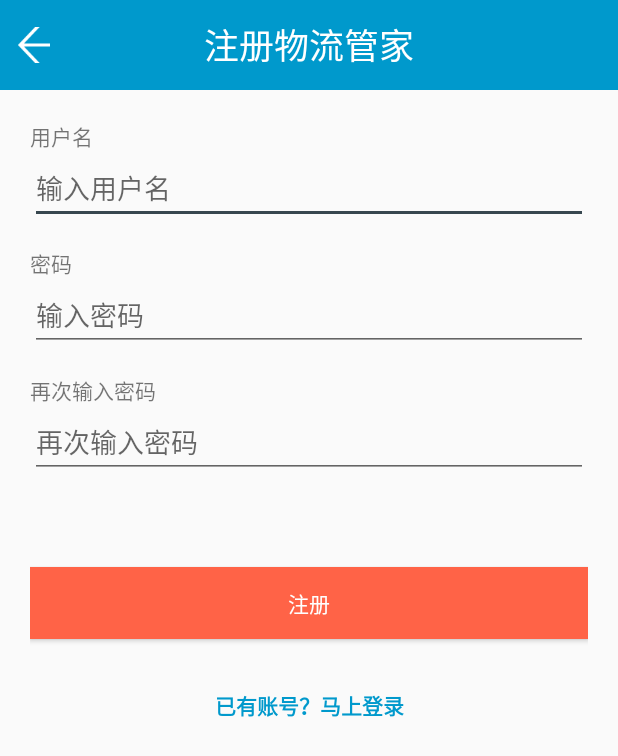
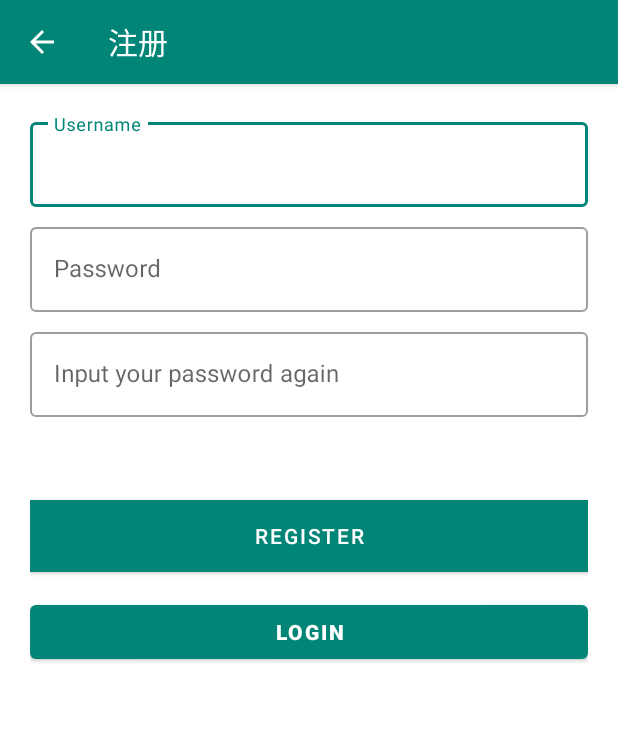
Before and after one commit to sakarie9/ExtraceIm11_Alt, an Android app: the RegisterActivity screen opened directly, with no data from a screen before it, on a phone screen of 412 x 824 dp. Shown: the top 756 px of the screen. Run offline under Robolectric (Android 15) with nearby library versions, the phone set to English and light mode, and no system bars.

Commit message:
添加必要依赖 界面调整

```diff
--- a/extrace_UserApp/build.gradle
+++ b/extrace_UserApp/build.gradle
@@ -30,6 +30,7 @@ dependencies {
     implementation 'com.android.support:appcompat-v7:28.0.0'
     implementation 'com.android.support:support-v4:28.0.0'
     implementation 'com.google.code.gson:gson:2.8.6'
+    implementation 'com.android.support:design:28.0.0'
     implementation files('libs/AMap_3DMap_V2.4.0.jar')
     implementation files('libs/AMap_Services_V2.4.0.jar')
     implementation files('libs/android-async-http-1.4.6.jar')
--- a/extrace_UserApp/src/main/AndroidManifest.xml
+++ b/extrace_UserApp/src/main/AndroidManifest.xml
@@ -1,8 +1,10 @@
 <?xml version="1.0" encoding="utf-8"?>
 <manifest xmlns:android="http://schemas.android.com/apk/res/android"
+    xmlns:tools="http://schemas.android.com/tools"
     package="com.track.app.user"
     android:versionCode="1"
-    android:versionName="1.0" >
+    android:versionName="1.0"
+    tools:ignore="GoogleAppIndexingWarning">
 
     <uses-permission android:name="android.permission.INTERNET" />
     <uses-permission android:name="android.permission.CAMERA" />
@@ -25,7 +27,7 @@
         android:allowBackup="true"
         android:icon="@drawable/ic_launcher"
         android:label="@string/app_name"
-        android:theme="@style/AppBaseTheme"
+        android:theme="@style/AppTheme"
         android:networkSecurityConfig="@xml/network_security_config">
         <uses-library android:name="org.apache.http.legacy" android:required="false" />
         <meta-data
--- a/extrace_UserApp/src/main/java/com/track/ui/main/RegisterActivity.java
+++ b/extrace_UserApp/src/main/java/com/track/ui/main/RegisterActivity.java
@@ -8,6 +8,8 @@ import android.app.Activity;
 import android.app.ProgressDialog;
 import android.content.Intent;
 import android.os.Bundle;
+import android.support.v7.app.AppCompatActivity;
+import android.view.MenuItem;
 import android.view.View;
 import android.view.View.OnClickListener;
 import android.widget.EditText;
@@ -25,7 +27,7 @@ import com.track.util.Utility;
  *
  * 注册活动
  */
-public class RegisterActivity extends Activity {
+public class RegisterActivity extends AppCompatActivity {
 	private ProgressDialog prgDialog;
 	private TextView errorMsg;
 	private EditText nameET;
@@ -37,6 +39,8 @@ public class RegisterActivity extends Activity {
 	protected void onCreate(Bundle savedInstanceState) {
 		super.onCreate(savedInstanceState);
 		setContentView(R.layout.register);
+		getSupportActionBar().setDisplayHomeAsUpEnabled(true);
+		/*
 		mImageViewBack = (ImageView) findViewById(R.id.id_iv_back);
 		mImageViewBack.setOnClickListener(new OnClickListener() {
 
@@ -49,6 +53,8 @@ public class RegisterActivity extends Activity {
 				startActivity(loginIntent);
 			}
 		});
+		*/
+
 		errorMsg = (TextView) findViewById(R.id.register_error);
 		nameET = (EditText) findViewById(R.id.registerName);
 		pwdET = (EditText) findViewById(R.id.registerPassword);
@@ -239,4 +245,14 @@ public class RegisterActivity extends Activity {
 		pwdET.setText("");
 	}
 
+	@Override
+	public boolean onOptionsItemSelected(MenuItem item) {
+		switch (item.getItemId()){
+			case android.R.id.home:
+				finish();
+				return true;
+				default: return super.onOptionsItemSelected(item);
+		}
+
+	}
 }
--- a/extrace_UserApp/src/main/res/layout/register.xml
+++ b/extrace_UserApp/src/main/res/layout/register.xml
@@ -8,56 +8,59 @@
         android:layout_height="wrap_content"
         android:orientation="vertical" >
 
-        <include layout="@layout/title_register" />
         <!-- View Title Label -->
 
         <LinearLayout
             android:layout_width="match_parent"
             android:layout_height="wrap_content"
             android:orientation="vertical"
-            android:padding="20dip" >
+            android:padding="20dp" >
 
-            <TextView
-                android:layout_width="fill_parent"
-                android:layout_height="wrap_content"
-                android:text="用户名" />
-            <!-- Name TextField -->
+            <android.support.design.widget.TextInputLayout
+                style="@style/Widget.MaterialComponents.TextInputLayout.OutlinedBox"
+                android:layout_width="match_parent"
+                android:layout_height="wrap_content">
 
-            <EditText
-                android:id="@+id/registerName"
-                android:layout_width="fill_parent"
-                android:layout_height="wrap_content"
-                android:hint="输入用户名" />
+                <android.support.design.widget.TextInputEditText
+                    android:id="@+id/registerName"
+                    android:layout_width="match_parent"
+                    android:layout_height="wrap_content"
+                    android:inputType="textEmailAddress"
+                    android:hint="@string/username" />
+
+            </android.support.design.widget.TextInputLayout>
 
             <!-- Password Label -->
 
-            <TextView
-                android:layout_width="fill_parent"
+            <android.support.design.widget.TextInputLayout
+                style="@style/Widget.MaterialComponents.TextInputLayout.OutlinedBox"
+                android:layout_width="match_parent"
                 android:layout_height="wrap_content"
-                android:layout_marginTop="15dip"
-                android:text="密码" />
-            <!-- Password TextField -->
+                android:layout_marginTop="8dp">
 
-            <EditText
-                android:id="@+id/registerPassword"
-                android:layout_width="fill_parent"
+                <android.support.design.widget.TextInputEditText
+                    android:id="@+id/registerPassword"
+                    android:layout_width="match_parent"
+                    android:layout_height="wrap_content"
+                    android:inputType="textPassword"
+                    android:hint="@string/password" />
+
+            </android.support.design.widget.TextInputLayout>
+
+            <android.support.design.widget.TextInputLayout
+                style="@style/Widget.MaterialComponents.TextInputLayout.OutlinedBox"
+                android:layout_width="match_parent"
                 android:layout_height="wrap_content"
-                android:hint="输入密码"
-                android:inputType="textPassword" />
+                android:layout_marginTop="8dp">
 
-            <TextView
-                android:layout_width="fill_parent"
-                android:layout_height="wrap_content"
-                android:layout_marginTop="15dip"
-                android:text="再次输入密码" />
-            <!-- Password TextField -->
+                <android.support.design.widget.TextInputEditText
+                    android:id="@+id/againregisterPassword"
+                    android:layout_width="match_parent"
+                    android:layout_height="wrap_content"
+                    android:inputType="textPassword"
+                    android:hint="@string/password_again" />
 
-            <EditText
-                android:id="@+id/againregisterPassword"
-                android:layout_width="fill_parent"
-                android:layout_height="wrap_content"
-                android:hint="再次输入密码"
-                android:inputType="textPassword" />
+            </android.support.design.widget.TextInputLayout>
 
             <!-- Error message -->
 
@@ -70,27 +73,27 @@
                 android:textColor="#e30000"
                 android:textStyle="bold" />
 
-            <Button
+            <android.support.design.button.MaterialButton
                 android:id="@+id/btnRegister"
                 android:layout_width="fill_parent"
                 android:layout_height="wrap_content"
-                android:layout_marginTop="20dip"
+                android:layout_marginTop="16dp"
                 android:background="#ff6347"
                 android:onClick="registerUser"
-                android:text="注册"
+                android:text="@string/register"
                 android:textColor="#fff" />
 
             <!-- Link to Login Screen -->
 
-            <Button
+            <android.support.design.button.MaterialButton
                 android:id="@+id/btnLinkToLoginScreen"
                 android:layout_width="fill_parent"
                 android:layout_height="wrap_content"
-                android:layout_marginTop="20dip"
+                android:layout_marginTop="16dp"
                 android:background="@null"
                 android:onClick="navigatetoLoginActivity"
-                android:text="已有账号？马上登录"
-                android:textColor="@color/toolbar"
+                android:text="@string/login"
+                android:textColor="#fff"
                 android:textStyle="bold" />
         </LinearLayout>
     </LinearLayout>
--- a/extrace_UserApp/src/main/res/layout/transhistory_list_item.xml
+++ b/extrace_UserApp/src/main/res/layout/transhistory_list_item.xml
@@ -11,14 +11,14 @@
         android:layout_gravity="center_vertical"
         android:background="@color/white"
         android:orientation="vertical"
-        android:paddingLeft="20dp" >
+        android:paddingLeft="16dp" >
 
         <TextView
             android:id="@+id/time_tv1"
             android:layout_width="fill_parent"
             android:layout_height="wrap_content"
             android:text="MM月dd日"
-            android:textSize="8sp" />
+            android:textSize="12sp" />
 
         <TextView
             android:id="@+id/time_tv2"
--- a/extrace_UserApp/src/main/res/values/colors.xml
+++ b/extrace_UserApp/src/main/res/values/colors.xml
@@ -34,6 +34,6 @@
 
 
 
-    <color name="myActionBarColor">#ff0099cc</color>
+    <color name="myActionBarColor">@color/material_deep_teal_500</color>
 
 </resources>
--- a/extrace_UserApp/src/main/res/values/strings.xml
+++ b/extrace_UserApp/src/main/res/values/strings.xml
@@ -202,4 +202,10 @@
      <string name="no">否</string>
      <string name="geofence_des">点击地图，以点击点为中心建立地理围栏，再次点击地图修改地理围栏位置</string>
 
+    <string name="username">Username</string>
+    <string name="password">Password</string>
+    <string name="login">Login</string>
+    <string name="password_again">Input your password again</string>
+    <string name="register">Register</string>
+
 </resources>
--- a/extrace_UserApp/src/main/res/values/styles.xml
+++ b/extrace_UserApp/src/main/res/values/styles.xml
@@ -1,17 +1,10 @@
 <resources>
 
-
-    <style name="AppBaseTheme" parent="Theme.AppCompat.Light.DarkActionBar">
+    <style name="AppTheme" parent="Theme.MaterialComponents.Light.DarkActionBar">
 	    <!-- 自定义actionBar颜色 -->
 	    <item name="colorPrimary">@color/myActionBarColor</item>
-
 	    <item name="colorPrimaryDark">@color/material_deep_teal_500</item>
 	    <item name="colorAccent">@color/material_blue_grey_800</item>
-
-    </style>
-
-    <style name="AppTheme" parent="AppBaseTheme">
-
     </style>
 
 </resources>
```
Also changed, not shown: extrace_UserApp/src/main/java/com/track/ui/main/LoginActivity.java (+23 -1 lines), extrace_UserApp/src/main/res/layout/fragment_express_send.xml (+25 -22 lines), extrace_UserApp/src/main/res/layout/login.xml (+34 -41 lines), extrace_UserApp/src/main/res/layout/package_pack.xml (+35 -55 lines), extrace_UserApp/src/main/res/layout/package_receive.xml (+33 -39 lines), extrace_UserApp/src/main/res/layout/package_unpack.xml (+34 -55 lines), extrace_UserApp/src/main/res/layout/transpackage.xml (+50 -36 lines), 5 other files.
